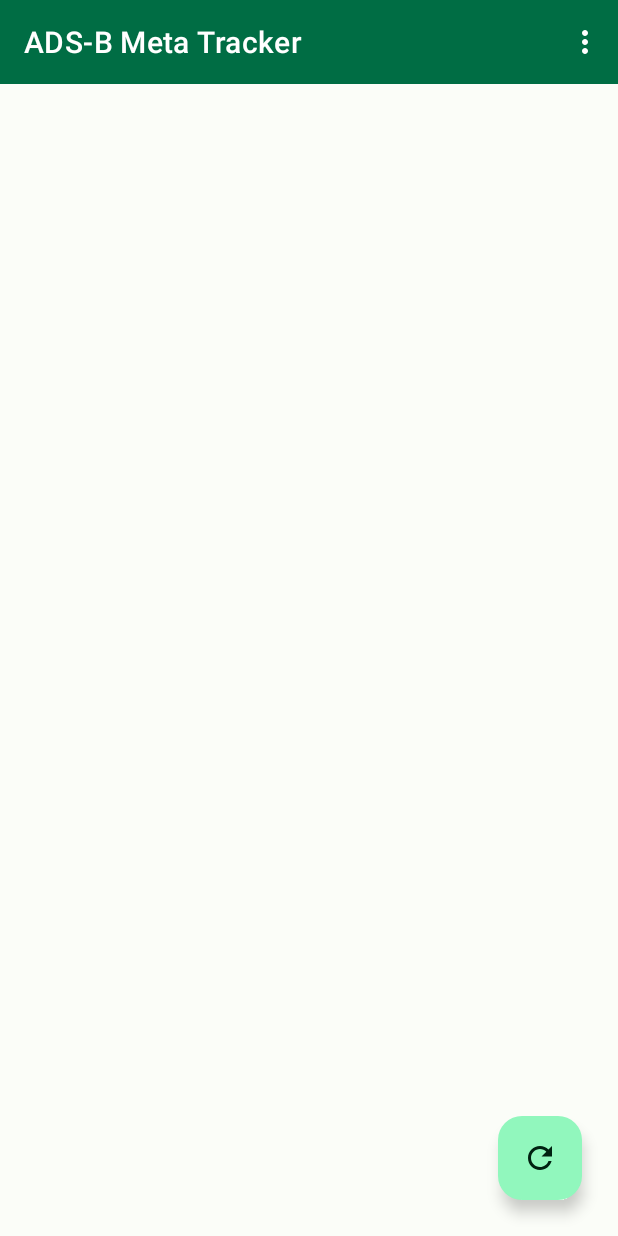
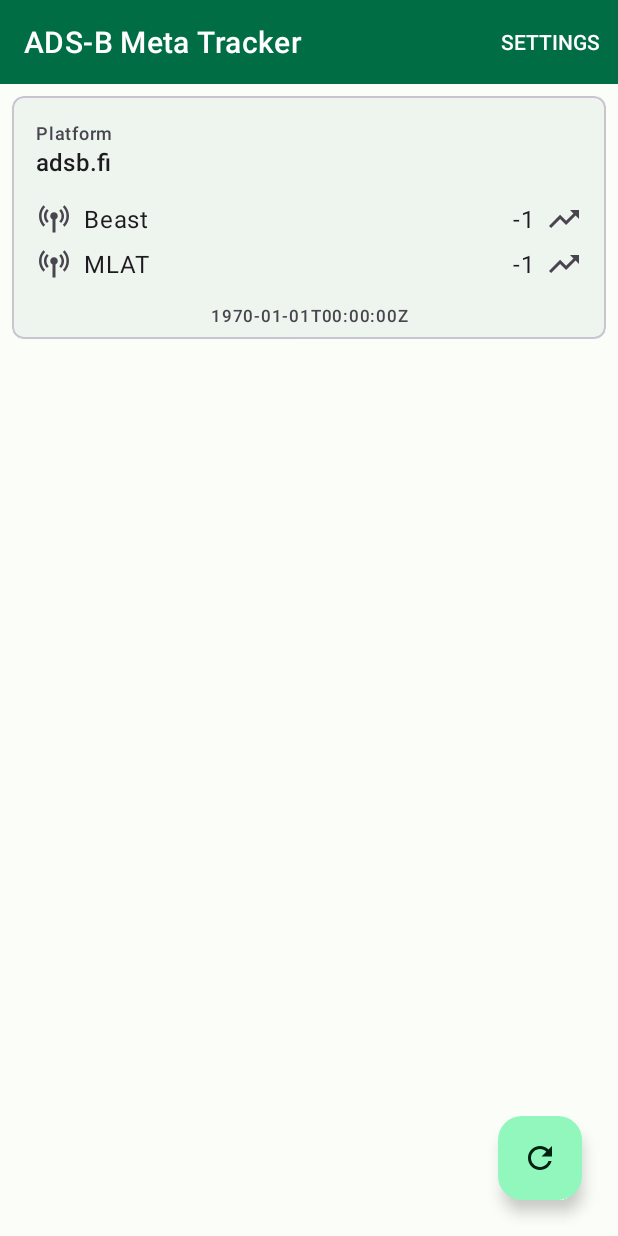
Before and after one commit to d4rken/adsb-meta-tracker, an Android app: the screen it shows after launch (MainActivity), on a phone screen of 412 x 824 dp. Run offline under Robolectric (Android 15) with nearby library versions, the phone set to English and light mode, and no system bars; our stand-ins replace Dagger/Hilt's generated code, Room's generated code; libraries missing offline, so code that uses them is left out: androidx.hilt.work; 7 statements that could not run were skipped.

Commit message:
Polish dashboard and add stats

```diff
--- a/app/src/main/java/eu/darken/adsbmt/adsbfi/core/AdsbFiStats.kt
+++ b/app/src/main/java/eu/darken/adsbmt/adsbfi/core/AdsbFiStats.kt
@@ -1,6 +1,9 @@
 package eu.darken.adsbmt.adsbfi.core
+
+import java.time.Instant
 
 data class AdsbFiStats(
     val beastFeeders: Int,
     val mlatFeeders: Int,
+    val updatedAt: Instant,
 )
--- a/app/src/main/java/eu/darken/adsbmt/adsbfi/core/AdsbFiStatsRepo.kt
+++ b/app/src/main/java/eu/darken/adsbmt/adsbfi/core/AdsbFiStatsRepo.kt
@@ -39,6 +39,7 @@ class AdsbFiStatsRepo @Inject constructor(
             AdsbFiStats(
                 beastFeeders = it?.beastFeeders ?: -1,
                 mlatFeeders = it?.mlatFeeders ?: -1,
+                updatedAt = it?.createdAt ?: Instant.EPOCH
             )
         }
         .replayingShare(appScope)
--- /dev/null
+++ b/app/src/main/java/eu/darken/adsbmt/adsbfi/ui/dash/AdsbFiStatsCardVH.kt
@@ -0,0 +1,32 @@
+package eu.darken.adsbmt.adsbfi.ui.dash
+
+import android.view.ViewGroup
+import eu.darken.adsbmt.R
+import eu.darken.adsbmt.adsbfi.core.AdsbFiStats
+import eu.darken.adsbmt.common.lists.binding
+import eu.darken.adsbmt.databinding.DashboardAdsbfiStatsItemBinding
+import eu.darken.adsbmt.main.ui.dashboard.DashCardAdapter
+
+class AdsbFiStatsCardVH(parent: ViewGroup) :
+    DashCardAdapter.BaseVH<AdsbFiStatsCardVH.Item, DashboardAdsbfiStatsItemBinding>(
+        R.layout.dashboard_adsbfi_stats_item,
+        parent
+    ) {
+
+    override val viewBinding = lazy {
+        DashboardAdsbfiStatsItemBinding.bind(itemView)
+    }
+
+    override val onBindData = binding(payload = true) { item ->
+        val stats = item.stats
+        feederBeastValue.text = stats.beastFeeders.toString()
+        feederMlatValue.text = stats.mlatFeeders.toString()
+        updatedAtValue.text = stats.updatedAt.toString()
+    }
+
+    data class Item(
+        val stats: AdsbFiStats,
+    ) : DashCardAdapter.Item {
+        override val stableId: Long = Item::class.hashCode().toLong()
+    }
+}
--- a/app/src/main/java/eu/darken/adsbmt/common/lists/differ/DifferItem.kt
+++ b/app/src/main/java/eu/darken/adsbmt/common/lists/differ/DifferItem.kt
@@ -6,5 +6,7 @@ interface DifferItem : ListItem {
     val stableId: Long
 
     val payloadProvider: ((DifferItem, DifferItem) -> DifferItem?)?
-        get() = null
+        get() = { old, new ->
+            if (new::class.isInstance(old)) new else null
+        }
 }
--- /dev/null
+++ b/app/src/main/java/eu/darken/adsbmt/main/ui/dashboard/DashCardAdapter.kt
@@ -0,0 +1,37 @@
+package eu.darken.adsbmt.main.ui.dashboard
+
+import android.view.ViewGroup
+import androidx.annotation.LayoutRes
+import androidx.viewbinding.ViewBinding
+import eu.darken.adsbmt.common.lists.BindableVH
+import eu.darken.adsbmt.common.lists.differ.AsyncDiffer
+import eu.darken.adsbmt.common.lists.differ.DifferItem
+import eu.darken.adsbmt.common.lists.differ.HasAsyncDiffer
+import eu.darken.adsbmt.common.lists.differ.setupDiffer
+import eu.darken.adsbmt.common.lists.modular.ModularAdapter
+import eu.darken.adsbmt.common.lists.modular.mods.DataBinderMod
+import eu.darken.adsbmt.common.lists.modular.mods.TypedVHCreatorMod
+import eu.darken.adsbmt.adsbfi.ui.dash.AdsbFiStatsCardVH
+import javax.inject.Inject
+
+
+class DashCardAdapter @Inject constructor() :
+    ModularAdapter<DashCardAdapter.BaseVH<DashCardAdapter.Item, ViewBinding>>(),
+    HasAsyncDiffer<DashCardAdapter.Item> {
+
+    override val asyncDiffer: AsyncDiffer<*, Item> = setupDiffer()
+
+    init {
+        modules.add(DataBinderMod(data))
+        modules.add(TypedVHCreatorMod({ data[it] is AdsbFiStatsCardVH.Item }) { AdsbFiStatsCardVH(it) })
+    }
+
+    override fun getItemCount(): Int = data.size
+
+    abstract class BaseVH<D : Item, B : ViewBinding>(
+        @LayoutRes layoutId: Int,
+        parent: ViewGroup
+    ) : ModularAdapter.VH(layoutId, parent), BindableVH<D, B>
+
+    interface Item : DifferItem
+}
--- a/app/src/main/java/eu/darken/adsbmt/main/ui/main/MainFragment.kt
+++ b/app/src/main/java/eu/darken/adsbmt/main/ui/dashboard/DashboardFragment.kt
@@ -1,4 +1,4 @@
-package eu.darken.adsbmt.main.ui.main
+package eu.darken.adsbmt.main.ui.dashboard
 
 import android.os.Bundle
 import android.view.View
@@ -10,45 +10,39 @@ import eu.darken.adsbmt.common.BuildConfigWrap
 import eu.darken.adsbmt.common.lists.differ.update
 import eu.darken.adsbmt.common.lists.setupDefaults
 import eu.darken.adsbmt.common.navigation.doNavigate
-import eu.darken.adsbmt.common.observe2
 import eu.darken.adsbmt.common.uix.Fragment3
 import eu.darken.adsbmt.common.viewbinding.viewBinding
 import eu.darken.adsbmt.databinding.MainFragmentBinding
 import javax.inject.Inject
 
 @AndroidEntryPoint
-class MainFragment : Fragment3(R.layout.main_fragment) {
+class DashboardFragment : Fragment3(R.layout.main_fragment) {
 
-    override val vm: MainFragmentVM by viewModels()
+    override val vm: DashboardFragmentVM by viewModels()
     override val ui: MainFragmentBinding by viewBinding()
 
-    @Inject lateinit var someAdapter: SomeAdapter
+    @Inject lateinit var dashCardAdapter: DashCardAdapter
 
     override fun onViewCreated(view: View, savedInstanceState: Bundle?) {
         ui.toolbar.apply {
             setOnMenuItemClickListener {
                 when (it.itemId) {
-                    R.id.action_help -> {
-                        Snackbar.make(requireView(), R.string.app_name, Snackbar.LENGTH_SHORT).show()
-                        true
-                    }
                     R.id.action_settings -> {
-                        doNavigate(MainFragmentDirections.actionExampleFragmentToSettingsContainerFragment())
+                        doNavigate(DashboardFragmentDirections.actionExampleFragmentToSettingsContainerFragment())
                         true
                     }
                     else -> super.onOptionsItemSelected(it)
                 }
             }
-            subtitle = "Buildtype: ${BuildConfigWrap.BUILD_TYPE}"
         }
 
-        ui.list.setupDefaults(someAdapter)
+        ui.list.setupDefaults(dashCardAdapter, dividers = false)
 
         ui.fab.setOnClickListener { vm.refresh() }
 
-//        vm.listItems.observe2(this@MainFragment, ui) {
-//            someAdapter.update(it)
-//        }
+        vm.state.observe2(ui) {
+            dashCardAdapter.update(it.items)
+        }
 
         super.onViewCreated(view, savedInstanceState)
     }
--- /dev/null
+++ b/app/src/main/java/eu/darken/adsbmt/main/ui/dashboard/DashboardFragmentVM.kt
@@ -0,0 +1,39 @@
+package eu.darken.adsbmt.main.ui.dashboard
+
+import androidx.lifecycle.SavedStateHandle
+import dagger.hilt.android.lifecycle.HiltViewModel
+import eu.darken.adsbmt.adsbfi.core.AdsbFiStatsRepo
+import eu.darken.adsbmt.common.coroutine.DispatcherProvider
+import eu.darken.adsbmt.common.uix.ViewModel3
+import eu.darken.adsbmt.adsbfi.ui.dash.AdsbFiStatsCardVH
+import kotlinx.coroutines.flow.map
+import javax.inject.Inject
+
+@HiltViewModel
+class DashboardFragmentVM @Inject constructor(
+    handle: SavedStateHandle,
+    dispatcherProvider: DispatcherProvider,
+    private val statsRepo: AdsbFiStatsRepo,
+) : ViewModel3(dispatcherProvider = dispatcherProvider) {
+
+    val state = statsRepo.latest
+        .map { adsbFiStats ->
+            val items = mutableListOf<DashCardAdapter.Item>()
+            AdsbFiStatsCardVH.Item(
+                stats = adsbFiStats
+            ).run { items.add(this) }
+            State(
+                items = items
+            )
+        }
+        .asLiveData2()
+
+    data class State(
+        val items: List<DashCardAdapter.Item>
+    )
+
+    fun refresh() = launch {
+        statsRepo.refresh()
+    }
+
+}
--- a/app/src/main/java/eu/darken/adsbmt/main/ui/main/MainFragmentVM.kt
+++ /dev/null
@@ -1,21 +0,0 @@
-package eu.darken.adsbmt.main.ui.main
-
-import androidx.lifecycle.SavedStateHandle
-import dagger.hilt.android.lifecycle.HiltViewModel
-import eu.darken.adsbmt.adsbfi.core.AdsbFiStatsRepo
-import eu.darken.adsbmt.common.coroutine.DispatcherProvider
-import eu.darken.adsbmt.common.uix.ViewModel3
-import javax.inject.Inject
-
-@HiltViewModel
-class MainFragmentVM @Inject constructor(
-    handle: SavedStateHandle,
-    dispatcherProvider: DispatcherProvider,
-    private val statsRepo: AdsbFiStatsRepo,
-) : ViewModel3(dispatcherProvider = dispatcherProvider) {
-
-    fun refresh() = launch {
-        statsRepo.refresh()
-    }
-
-}
--- a/app/src/main/java/eu/darken/adsbmt/main/ui/main/SomeAdapter.kt
+++ /dev/null
@@ -1,53 +0,0 @@
-package eu.darken.adsbmt.main.ui.main
-
-import android.view.ViewGroup
-import eu.darken.adsbmt.R
-import eu.darken.adsbmt.common.lists.BindableVH
-import eu.darken.adsbmt.common.lists.differ.AsyncDiffer
-import eu.darken.adsbmt.common.lists.differ.DifferItem
-import eu.darken.adsbmt.common.lists.differ.HasAsyncDiffer
-import eu.darken.adsbmt.common.lists.differ.setupDiffer
-import eu.darken.adsbmt.common.lists.modular.ModularAdapter
-import eu.darken.adsbmt.common.lists.modular.mods.DataBinderMod
-import eu.darken.adsbmt.common.lists.modular.mods.SimpleVHCreatorMod
-import eu.darken.adsbmt.databinding.SomeItemLineBinding
-import javax.inject.Inject
-
-
-class SomeAdapter @Inject constructor() : ModularAdapter<SomeAdapter.ItemVH>(),
-    HasAsyncDiffer<SomeAdapter.Item> {
-
-    override val asyncDiffer: AsyncDiffer<*, Item> = setupDiffer()
-
-    override fun getItemCount(): Int = data.size
-
-    init {
-        modules.add(DataBinderMod(data))
-        modules.add(SimpleVHCreatorMod { ItemVH(it) })
-    }
-
-    data class Item(
-        val label: String,
-        val number: Long,
-        val onClickAction: (Long) -> Unit
-    ) : DifferItem {
-        override val stableId: Long = label.hashCode().toLong()
-    }
-
-    class ItemVH(parent: ViewGroup) : ModularAdapter.VH(R.layout.some_item_line, parent),
-        BindableVH<Item, SomeItemLineBinding> {
-
-        override val viewBinding: Lazy<SomeItemLineBinding> = lazy {
-            SomeItemLineBinding.bind(itemView)
-        }
-
-        override val onBindData: SomeItemLineBinding.(
-            item: Item,
-            payloads: List<Any>
-        ) -> Unit = { item, _ ->
-            numberDisplay.text = "${item.label} #${item.number}"
-
-            itemView.setOnClickListener { item.onClickAction(item.number) }
-        }
-    }
-}
--- /dev/null
+++ b/app/src/main/res/layout/dashboard_adsbfi_stats_item.xml
@@ -0,0 +1,162 @@
+<?xml version="1.0" encoding="utf-8"?>
+<com.google.android.material.card.MaterialCardView xmlns:android="http://schemas.android.com/apk/res/android"
+    xmlns:app="http://schemas.android.com/apk/res-auto"
+    xmlns:tools="http://schemas.android.com/tools"
+    android:id="@+id/card"
+    style="@style/Widget.MaterialComponents.CardView"
+    android:layout_width="match_parent"
+    android:layout_height="wrap_content"
+    android:layout_margin="8dp"
+    tools:context=".main.ui.MainActivity">
+
+    <androidx.constraintlayout.widget.ConstraintLayout
+        android:id="@+id/card_content"
+        android:layout_width="match_parent"
+        android:layout_height="wrap_content">
+
+        <com.google.android.material.textview.MaterialTextView
+            android:id="@+id/tracker_name_label"
+            style="@style/TextAppearance.Material3.LabelMedium"
+            android:layout_width="0dp"
+            android:layout_height="wrap_content"
+            android:layout_marginStart="16dp"
+            android:layout_marginTop="16dp"
+            android:layout_marginEnd="8dp"
+            android:gravity="center_vertical"
+            android:text="@string/platform_label"
+            app:layout_constraintStart_toStartOf="parent"
+            app:layout_constraintTop_toTopOf="parent" />
+
+        <com.google.android.material.textview.MaterialTextView
+            android:id="@+id/tracker_name"
+            style="@style/TextAppearance.Material3.TitleMedium"
+            android:layout_width="0dp"
+            android:layout_height="wrap_content"
+            android:gravity="center_vertical"
+            android:text="@string/adsbfi_label"
+            app:layout_constraintStart_toStartOf="@id/tracker_name_label"
+            app:layout_constraintTop_toBottomOf="@id/tracker_name_label" />
+
+        <ImageView
+            android:id="@+id/feeder_beast_icon"
+            android:layout_width="24dp"
+            android:layout_height="24dp"
+            android:layout_marginStart="16dp"
+            android:src="@drawable/ic_antenna_24"
+            app:layout_constraintBottom_toBottomOf="@id/feeder_beast_label"
+            app:layout_constraintStart_toStartOf="parent"
+            app:layout_constraintTop_toTopOf="@id/feeder_beast_label" />
+
+        <com.google.android.material.textview.MaterialTextView
+            android:id="@+id/feeder_beast_label"
+            style="@style/TextAppearance.Material3.BodyLarge"
+            android:layout_width="0dp"
+            android:layout_height="wrap_content"
+            android:layout_marginStart="8dp"
+            android:layout_marginTop="16dp"
+            android:layout_marginEnd="16dp"
+            android:text="@string/feeder_beast_label"
+            app:layout_constraintEnd_toStartOf="@id/feeder_beast_value"
+            app:layout_constraintStart_toEndOf="@id/feeder_beast_icon"
+            app:layout_constraintTop_toBottomOf="@id/tracker_name" />
+
+        <com.google.android.material.textview.MaterialTextView
+            android:id="@+id/feeder_beast_value"
+            style="@style/TextAppearance.Material3.BodyLarge"
+            android:layout_width="wrap_content"
+            android:layout_height="wrap_content"
+            app:layout_constraintBottom_toBottomOf="@id/feeder_beast_label"
+            app:layout_constraintEnd_toStartOf="@id/feeder_beast_value_trend_value"
+            app:layout_constraintTop_toTopOf="@id/feeder_beast_label"
+            tools:text="9999" />
+
+        <com.google.android.material.textview.MaterialTextView
+            android:id="@+id/feeder_beast_value_trend_value"
+            style="@style/TextAppearance.Material3.LabelMedium"
+            android:layout_width="wrap_content"
+            android:layout_height="wrap_content"
+            android:layout_marginEnd="8dp"
+            app:layout_constraintBottom_toBottomOf="@id/feeder_beast_label"
+            app:layout_constraintEnd_toStartOf="@id/feeder_beast_value_trend_icon"
+            app:layout_constraintTop_toTopOf="@id/feeder_beast_label"
+            tools:text="+99%" />
+
+        <ImageView
+            android:id="@+id/feeder_beast_value_trend_icon"
+            android:layout_width="24dp"
+            android:layout_height="24dp"
+            android:layout_marginEnd="16dp"
+            android:src="@drawable/ic_trending_up_24"
+            app:layout_constraintBottom_toBottomOf="@id/feeder_beast_label"
+            app:layout_constraintEnd_toEndOf="parent"
+            app:layout_constraintTop_toTopOf="@id/feeder_beast_label" />
+
+        <ImageView
+            android:id="@+id/feeder_mlat_icon"
+            android:layout_width="24dp"
+            android:layout_height="24dp"
+            android:layout_marginStart="16dp"
+            android:src="@drawable/ic_antenna_24"
+            app:layout_constraintBottom_toBottomOf="@id/feeder_mlat_label"
+            app:layout_constraintStart_toStartOf="parent"
+            app:layout_constraintTop_toTopOf="@id/feeder_mlat_label" />
+
+        <com.google.android.material.textview.MaterialTextView
+            android:id="@+id/feeder_mlat_label"
+            style="@style/TextAppearance.Material3.BodyLarge"
+            android:layout_width="0dp"
+            android:layout_height="wrap_content"
+            android:layout_marginStart="8dp"
+            android:layout_marginTop="8dp"
+            android:layout_marginEnd="16dp"
+            android:layout_marginBottom="16dp"
+            android:text="@string/feeder_mlat_label"
+            app:layout_constraintBottom_toTopOf="@id/updated_at_value"
+            app:layout_constraintEnd_toStartOf="@id/feeder_mlat_value"
+            app:layout_constraintStart_toEndOf="@id/feeder_mlat_icon"
+            app:layout_constraintTop_toBottomOf="@id/feeder_beast_label" />
+
+        <com.google.android.material.textview.MaterialTextView
+            android:id="@+id/feeder_mlat_value"
+            style="@style/TextAppearance.Material3.BodyLarge"
+            android:layout_width="wrap_content"
+            android:layout_height="wrap_content"
+            app:layout_constraintBottom_toBottomOf="@id/feeder_mlat_label"
+            app:layout_constraintEnd_toStartOf="@id/feeder_mlat_value_trend_value"
+            app:layout_constraintTop_toTopOf="@id/feeder_mlat_label"
+            tools:text="9999" />
+
+        <com.google.android.material.textview.MaterialTextView
+            android:id="@+id/feeder_mlat_value_trend_value"
+            style="@style/TextAppearance.Material3.LabelMedium"
+            android:layout_width="wrap_content"
+            android:layout_height="wrap_content"
+            android:layout_marginEnd="8dp"
+            app:layout_constraintBottom_toBottomOf="@id/feeder_mlat_label"
+            app:layout_constraintEnd_toStartOf="@id/feeder_mlat_value_trend_icon"
+            app:layout_constraintTop_toTopOf="@id/feeder_mlat_label"
+            tools:text="+99%" />
+
+        <ImageView
+            android:id="@+id/feeder_mlat_value_trend_icon"
+            android:layout_width="24dp"
+            android:layout_height="24dp"
+            android:layout_marginEnd="16dp"
+            android:src="@drawable/ic_trending_up_24"
+            app:layout_constraintBottom_toBottomOf="@id/feeder_mlat_label"
+            app:layout_constraintEnd_toEndOf="parent"
+            app:layout_constraintTop_toTopOf="@id/feeder_mlat_label" />
+
+        <com.google.android.material.textview.MaterialTextView
+            android:id="@+id/updated_at_value"
+            style="@style/TextAppearance.Material3.LabelSmall"
+            android:layout_width="wrap_content"
+            android:layout_height="wrap_content"
+            android:layout_marginBottom="8dp"
+            app:layout_constraintBottom_toBottomOf="parent"
+            app:layout_constraintEnd_toEndOf="parent"
+            app:layout_constraintStart_toStartOf="parent"
+            tools:text="Updated at...." />
+
+    </androidx.constraintlayout.widget.ConstraintLayout>
+</com.google.android.material.card.MaterialCardView>
--- a/app/src/main/res/menu/menu_main.xml
+++ b/app/src/main/res/menu/menu_main.xml
@@ -7,5 +7,5 @@
         android:id="@+id/action_settings"
         android:orderInCategory="100"
         android:title="@string/label_settings"
-        app:showAsAction="never" />
+        app:showAsAction="always" />
 </menu>
--- a/app/src/main/res/navigation/main.xml
+++ b/app/src/main/res/navigation/main.xml
@@ -6,7 +6,7 @@
     app:startDestination="@id/exampleFragment">
     <fragment
         android:id="@+id/exampleFragment"
-        android:name="eu.darken.adsbmt.main.ui.main.MainFragment"
+        android:name="eu.darken.adsbmt.main.ui.dashboard.DashboardFragment"
         tools:layout="@layout/main_fragment">
         <argument
             android:name="exampleArgument"
--- a/app/src/main/res/values/strings.xml
+++ b/app/src/main/res/values/strings.xml
@@ -46,4 +46,5 @@
     <string name="adsbfi_label">adsb.fi</string>
     <string name="feeder_beast_label">Beast</string>
     <string name="feeder_mlat_label">MLAT</string>
+    <string name="platform_label">Platform</string>
 </resources>
```
